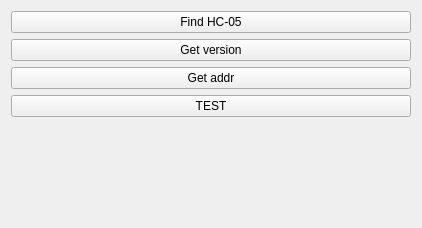
Old version of the form Qt/my_programm/Test_HC-05/src/test_hc05_mainbox/ui/test_hc05_mainbox.ui in the repository RinatB2017/mega_GIT.
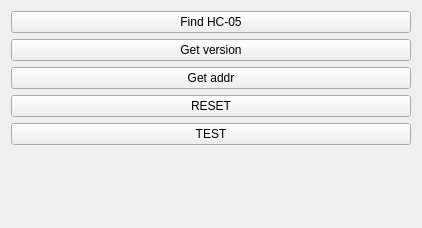
New version of the form.

```diff
--- a/Qt/my_programm/Test_HC-05/src/test_hc05_mainbox/ui/test_hc05_mainbox.ui
+++ b/Qt/my_programm/Test_HC-05/src/test_hc05_mainbox/ui/test_hc05_mainbox.ui
@@ -35,6 +35,13 @@
      </property>
     </widget>
    </item>
+   <item>
+    <widget class="QPushButton" name="btn_reset">
+     <property name="text">
+      <string>RESET</string>
+     </property>
+    </widget>
+   </item>
    <item>
     <widget class="QPushButton" name="btn_test">
      <property name="text">
```
Left out of the diff: 7 changed lines with no effect on the pictures.
